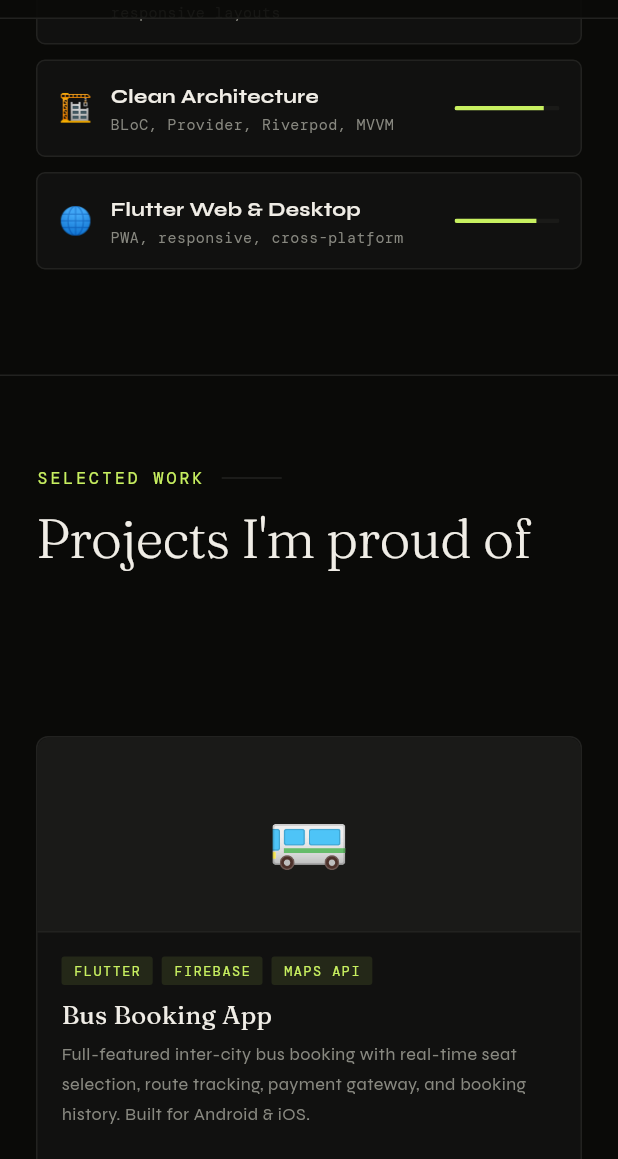
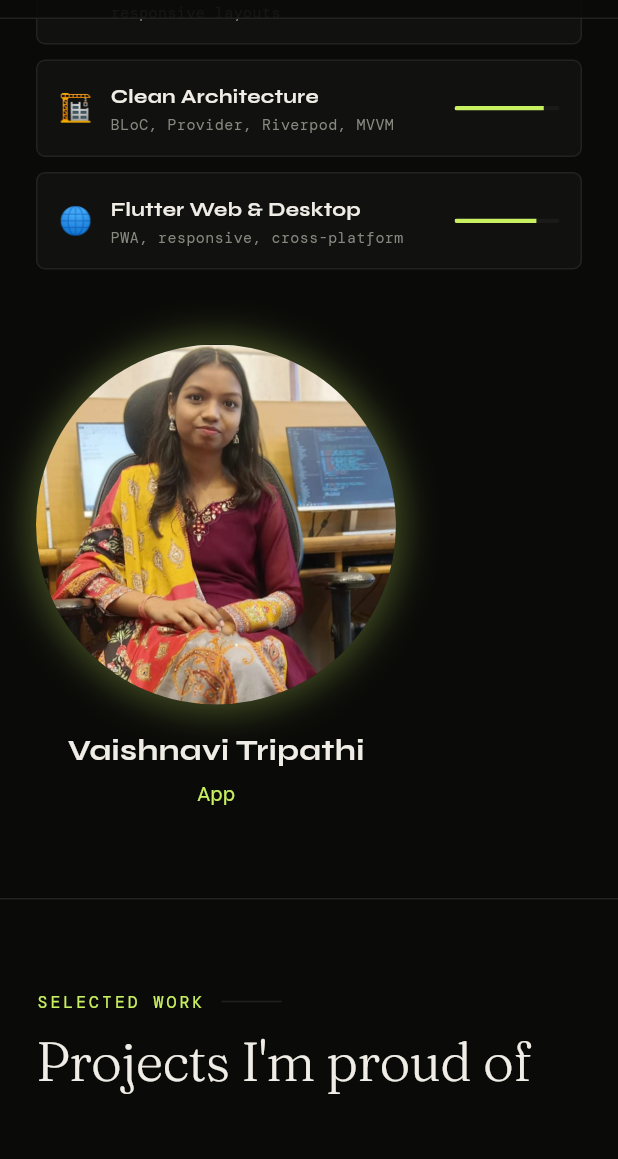
Before and after one commit to Vaishnavitripathi1003/vaishnavi_portfolio, a Flutter app: the screen it shows after launch, scrolled down 1728 dp, on a phone screen of 412 x 824 dp, the part 77-1236 px from its top. Run offline on Flutter 3.47's test engine with Material 3 defaults, Android fonts, the phone set to English and light mode, and no system bars; our stand-ins replace google_fonts.

Commit message:
updated code

```diff
--- a/lib/data/portfolio_data.dart
+++ b/lib/data/portfolio_data.dart
@@ -69,13 +69,6 @@ class ProcessStepModel {
 // ── DATA ──────────────────────────────────────────────────────────────────────
 
 const List<ProjectModel> projects = [
-  ProjectModel(
-    emoji: '🚌',
-    title: 'Bus Booking App',
-    description:
-        'Full-featured inter-city bus booking with real-time seat selection, route tracking, payment gateway, and booking history. Built for Android & iOS.',
-    tags: ['Flutter', 'Firebase', 'Maps API'],
-  ),
   ProjectModel(
     emoji: '🛍️',
     title: 'E-Commerce App',
@@ -167,7 +160,7 @@ const List<ServiceModel> services = [
   ),
   ServiceModel(
     number: '02',
-    title: 'Flutter Web & SaaS Apps',
+    title: 'Flutter Web Apps',
     description:
         'Responsive web apps and dashboards built with Flutter Web — one codebase, all platforms.',
     items: [
--- a/lib/widgets/about_section.dart
+++ b/lib/widgets/about_section.dart
@@ -26,6 +26,8 @@ class AboutSection extends StatelessWidget {
           Expanded(child: _leftContent()),
           const SizedBox(width: 60),
           Expanded(child: _skillsGrid()),
+          const SizedBox(width: 60),
+          Expanded(child: _photoColumn()),
         ],
       )
           : Column(
@@ -34,6 +36,8 @@ class AboutSection extends StatelessWidget {
           _leftContent(),
           const SizedBox(height: 40),
           _skillsGrid(),
+          const SizedBox(height: 40),
+          _photoColumn(),
         ],
       ),
     );
@@ -99,6 +103,47 @@ class AboutSection extends StatelessWidget {
         child: _SkillItem(skill: s),
       ))
           .toList(),
+    );
+  }
+
+  Widget _photoColumn() {
+    return Column(
+      children: [
+        Container(
+          decoration: BoxDecoration(
+            shape: BoxShape.circle,
+            boxShadow: [
+              BoxShadow(
+                color: AppColors.accent.withOpacity(0.3),
+                blurRadius: 20,
+                spreadRadius: 5,
+              ),
+            ],
+          ),
+          child: CircleAvatar(
+            radius: 120,
+            backgroundColor: AppColors.surface2,
+            backgroundImage: AssetImage('assets/profile.jpeg'), // Replace with your actual image path
+          ),
+        ),
+        const SizedBox(height: 16),
+        Text(
+          'Vaishnavi Tripathi', // Replace with your name
+          style: GoogleFonts.syne(
+            fontSize: 20,
+            fontWeight: FontWeight.w700,
+            color: AppColors.text,
+          ),
+        ),
+        const SizedBox(height: 4),
+        Text(
+          'App',
+          style: GoogleFonts.syne(
+            fontSize: 14,
+            color: AppColors.accent,
+          ),
+        ),
+      ],
     );
   }
 }
--- a/pubspec.yaml
+++ b/pubspec.yaml
@@ -62,8 +62,8 @@ flutter:
   uses-material-design: true
 
   # To add assets to your application, add an assets section, like this:
-  # assets:
-  #   - images/a_dot_burr.jpeg
+  assets:
+    - assets/
   #   - images/a_dot_ham.jpeg
 
   # An image asset can refer to one or more resolution-specific "variants", see
```
Also changed, not shown: lib/widgets/contact_section.dart (+67 -13 lines), assets/profile.jpeg (added). Lines whose indentation alone changed are shown as unchanged.
